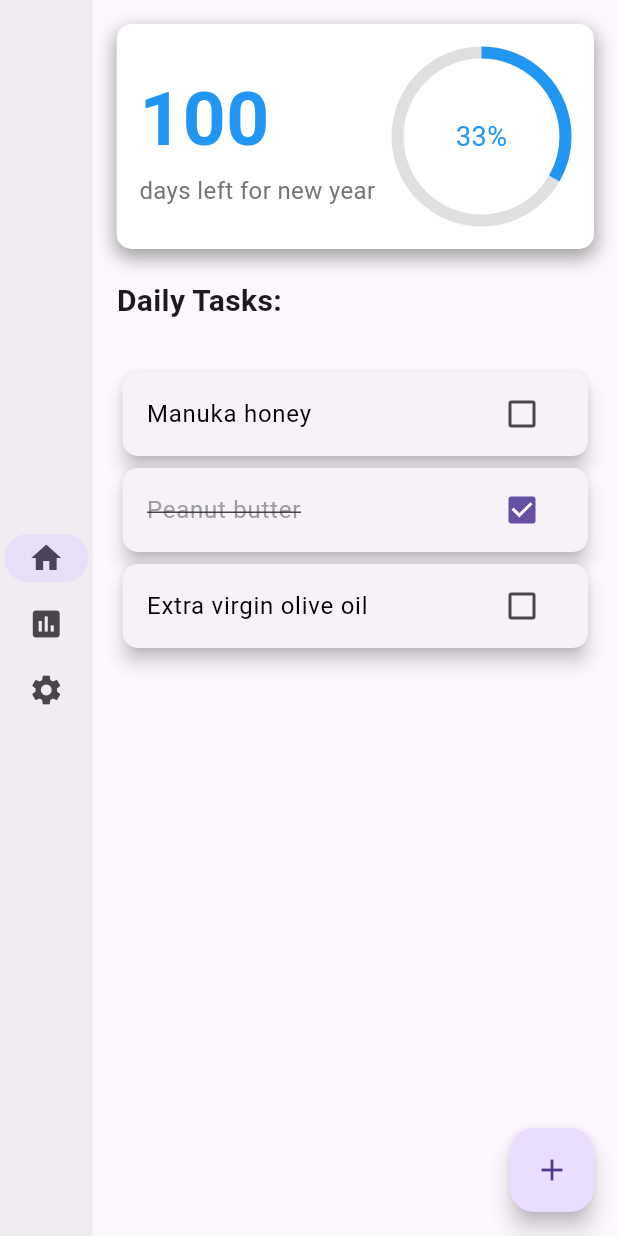
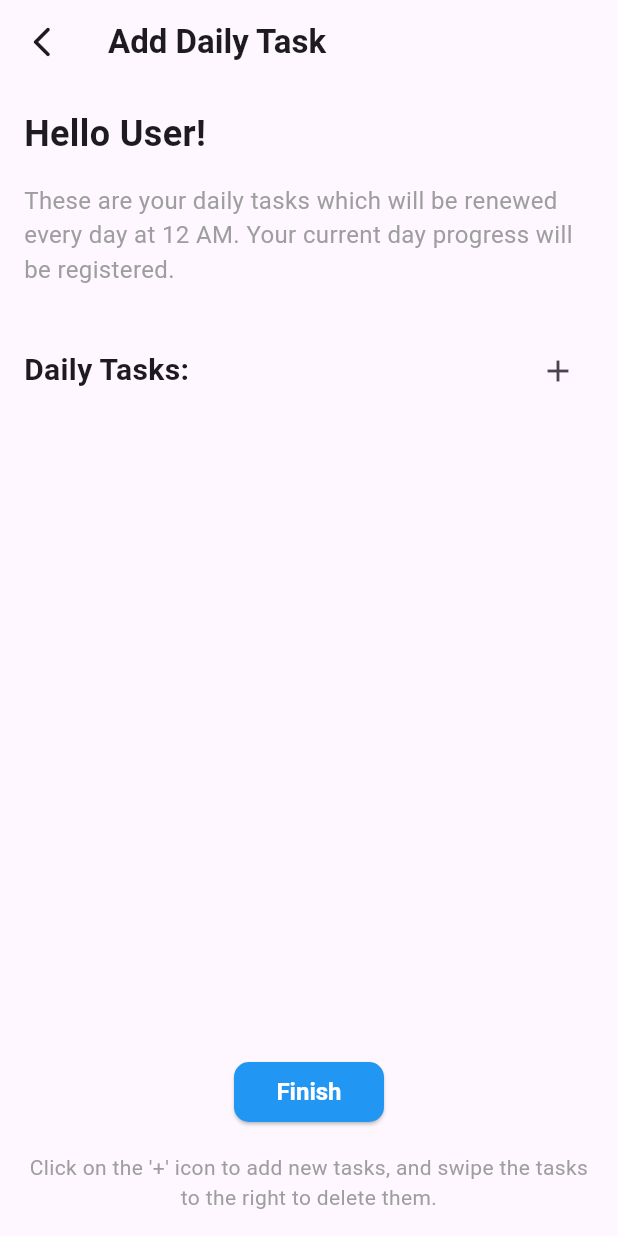
Before and after one commit to rafeywaleed/Hundred-Days, a Flutter app: the screen it shows after launch, on a phone screen of 412 x 824 dp. Run offline on Flutter 3.47's test engine with Material 3 defaults, Android fonts, the phone set to English and light mode, and no system bars; drawn by our look-alikes of percent_indicator; our stand-ins replace animate_do, cloud_firestore, firebase_auth, firebase_core, flutter_slidable, iconly and 1 more; accounts and stored records are empty; Roboto replaces fonts that are missing (Manrope).

Commit message:
Fixing json

```diff
--- /dev/null
+++ b/lib/add_tasks.dart
@@ -0,0 +1,231 @@
+import 'package:animate_do/animate_do.dart';
+import 'package:flutter/foundation.dart';
+import 'package:flutter/material.dart';
+import 'package:flutter/widgets.dart';
+
+class AddTasks extends StatefulWidget {
+  final int input;
+  const AddTasks({super.key, required this.input});
+
+  @override
+  State<AddTasks> createState() => _AddTasksState();
+}
+
+class _AddTasksState extends State<AddTasks> {
+  List<Map<String, dynamic>> dailyTasks = [];
+  final _controller = TextEditingController();
+
+  @override
+  Widget build(BuildContext context) {
+    return Scaffold(
+      appBar: widget.input == 0
+          ? null
+          : AppBar(
+              leading: widget.input == 1
+                  ? IconButton(
+                      icon: const Icon(Icons.arrow_back_ios_new_rounded),
+                      onPressed: () {
+                        Navigator.pop(context);
+                      },
+                    )
+                  : null,
+              title: const Text(
+                'Add Daily Task',
+                style: TextStyle(
+                    fontFamily: 'Manrope', fontWeight: FontWeight.bold),
+              ),
+            ),
+      body: Padding(
+        padding: const EdgeInsets.all(16.0),
+        child: Column(
+          crossAxisAlignment: CrossAxisAlignment.start,
+          children: [
+            const Text(
+              'Hello User!',
+              style: TextStyle(
+                  fontFamily: 'Manrope',
+                  fontSize: 24,
+                  fontWeight: FontWeight.bold),
+            ),
+            const SizedBox(height: 16),
+            const Text(
+              'These are your daily tasks which will be renewed every day at 12 AM. Your current day progress will be registered.',
+              style: TextStyle(
+                  fontFamily: 'Manrope', fontSize: 16, color: Colors.grey),
+            ),
+            const SizedBox(height: 32),
+            Row(
+              mainAxisAlignment: MainAxisAlignment.spaceBetween,
+              children: [
+                const Text(
+                  "Daily Tasks:",
+                  style: TextStyle(
+                      fontFamily: 'Manrope',
+                      fontSize: 20,
+                      fontWeight: FontWeight.bold),
+                ),
+                IconButton(
+                  onPressed: () {
+                    showDialog(
+                      context: context,
+                      builder: (context) {
+                        return Dialog(
+                          shape: RoundedRectangleBorder(
+                            borderRadius: BorderRadius.circular(15),
+                          ),
+                          child: Container(
+                            padding: const EdgeInsets.all(20),
+                            child: Column(
+                              mainAxisSize: MainAxisSize.min,
+                              children: [
+                                const Text(
+                                  'Add New Task',
+                                  style: TextStyle(
+                                      fontFamily: 'Manrope',
+                                      fontSize: 18,
+                                      fontWeight: FontWeight.bold),
+                                ),
+                                const SizedBox(height: 20),
+                                TextField(
+                                  controller: _controller,
+                                  decoration: const InputDecoration(
+                                    border: OutlineInputBorder(),
+                                    hintText: 'Enter task here',
+                                  ),
+                                ),
+                                const SizedBox(height: 20),
+                                Row(
+                                  mainAxisAlignment:
+                                      MainAxisAlignment.spaceEvenly,
+                                  children: [
+                                    ElevatedButton(
+                                      style: ElevatedButton.styleFrom(
+                                        backgroundColor: Colors.grey,
+                                        foregroundColor: Colors.white,
+                                        shape: RoundedRectangleBorder(
+                                          borderRadius:
+                                              BorderRadius.circular(10),
+                                        ),
+                                        textStyle: const TextStyle(
+                                            fontFamily: 'Manrope',
+                                            fontSize: 16,
+                                            fontWeight: FontWeight.bold),
+                                      ),
+                                      onPressed: () {
+                                        Navigator.of(context).pop();
+                                      },
+                                      child: const Text('Cancel'),
+                                    ),
+                                    ElevatedButton(
+                                      style: ElevatedButton.styleFrom(
+                                        backgroundColor: Colors.blue,
+                                        foregroundColor: Colors.white,
+                                        shape: RoundedRectangleBorder(
+                                          borderRadius:
+                                              BorderRadius.circular(10),
+                                        ),
+                                        textStyle: const TextStyle(
+                                            fontFamily: 'Manrope',
+                                            fontSize: 16,
+                                            fontWeight: FontWeight.bold),
+                                      ),
+                                      onPressed: () {
+                                        setState(() {
+                                          dailyTasks.add({
+                                            'task': _controller.text,
+                                            'completed': false
+                                          });
+                                        });
+                                        _controller.clear();
+                                        Navigator.of(context).pop();
+                                      },
+                                      child: const Text('Save'),
+                                    ),
+                                  ],
+                                )
+                              ],
+                            ),
+                          ),
+                        );
+                      },
+                    );
+                  },
+                  icon: const Icon(Icons.add),
+                ),
+              ],
+            ),
+            const SizedBox(height: 16),
+            Expanded(
+              child: ListView.builder(
+                itemCount: dailyTasks.length,
+                itemBuilder: (context, index) {
+
+                  return FadeInLeft(
+                    delay: const Duration(milliseconds: 100),
+                    duration: const Duration(milliseconds: 500),
+                    child: Dismissible(
+                      key: Key(dailyTasks[index]['task']),
+                      direction: DismissDirection.startToEnd,
+                      onDismissed: (direction) {
+                        setState(() {
+                          dailyTasks.removeAt(index);
+                        });
+                      },
+                      background: Container(
+                        color: Colors.red,
+                        alignment: Alignment.centerRight,
+                        padding: const EdgeInsets.symmetric(horizontal: 20),
+                        child: const Icon(Icons.delete, color: Colors.white),
+                      ),
+                      child: Card(
+                        elevation: 5,
+                        shape: RoundedRectangleBorder(
+                          borderRadius: BorderRadius.circular(10),
+                        ),
+                        child: ListTile(
+                          title: Text(
+                            dailyTasks[index]['task'],
+                            style: const TextStyle(
+                                fontFamily: 'Manrope', fontSize: 16),
+                          ),
+                        ),
+                      ),
+                    ),
+                  );
+                },
+              ),
+            ),
+            const SizedBox(height: 30),
+            Center(
+              child: ElevatedButton(
+                style: ElevatedButton.styleFrom(
+                  backgroundColor: Colors.blue,
+                  foregroundColor: Colors.white,
+                  shape: RoundedRectangleBorder(
+                    borderRadius: BorderRadius.circular(10),
+                  ),
+                  minimumSize: const Size(100, 40),
+                  textStyle: const TextStyle(
+                      fontFamily: 'Manrope',
+                      fontSize: 16,
+                      fontWeight: FontWeight.bold),
+                ),
+                onPressed: () {
+                  Navigator.pop(context, dailyTasks);
+                },
+                child: const Text('Finish'),
+              ),
+            ),
+            const SizedBox(height: 16),
+            const Text(
+              "Click on the '+' icon to add new tasks, and swipe the tasks to the right to delete them.",
+              style: TextStyle(
+                  fontFamily: 'Manrope', fontSize: 14, color: Colors.grey),
+              textAlign: TextAlign.center,
+            ),
+          ],
+        ),
+      ),
+    );
+  }
+}
--- a/lib/homescreen.dart
+++ b/lib/homescreen.dart
@@ -1,3 +1,4 @@
+import 'package:animate_do/animate_do.dart';
 import 'package:flutter/material.dart';
 import 'package:hundred_days/utils/dialog_box.dart';
 import 'package:percent_indicator/circular_percent_indicator.dart';
@@ -8,11 +9,7 @@ class HomeScreen extends StatefulWidget {
 }
 
 class _HomeScreenState extends State<HomeScreen> {
-  List<Map<String, dynamic>> dailyTasks = [
-    {'task': 'Manuka honey', 'completed': false},
-    {'task': 'Peanut butter', 'completed': true},
-    {'task': 'Extra virgin olive oil', 'completed': false},
-  ];
+  List<Map<String, dynamic>> dailyTasks = [];
 
   List<Map<String, dynamic>> additionalTasks = [];
 
@@ -67,7 +64,10 @@ class _HomeScreenState extends State<HomeScreen> {
               child: Column(
                 crossAxisAlignment: CrossAxisAlignment.start,
                 children: [
-                  Container(
+                  FadeInDown(
+                    delay: const Duration(milliseconds: 500),
+                    duration: const Duration(milliseconds: 1000),
+                    child: Container(
                       decoration: BoxDecoration(
                         borderRadius: BorderRadius.circular(10),
                         boxShadow: [
@@ -124,6 +124,7 @@ class _HomeScreenState extends State<HomeScreen> {
                               backgroundColor: Colors.grey[300]!,
                             ),
                           ],
+                        ),
                       ),
                     ),
                   ),
--- a/lib/main.dart
+++ b/lib/main.dart
@@ -1,5 +1,6 @@
 import 'package:flutter/material.dart';
 import 'package:firebase_core/firebase_core.dart';
+import 'package:hundred_days/add_tasks.dart';
 import 'package:hundred_days/auth/welcome.dart';
 import 'package:hundred_days/homescreen.dart';
 import 'package:sizer/sizer.dart';
@@ -21,9 +22,11 @@ class HundredDays extends StatelessWidget {
   Widget build(BuildContext context) {
     return Sizer(
       builder: (context, orientation, deviceType) => MaterialApp(
-          theme: ThemeData(fontFamily: 'Manrope'),
-          home: HomeScreen() // Your welcome page or login page
-          ),
+        theme: ThemeData(fontFamily: 'Manrope'),
+        home: AddTasks(
+          input: 1,
+        ),
+      ),
     );
   }
 }
```
Lines whose indentation alone changed are shown as unchanged.
